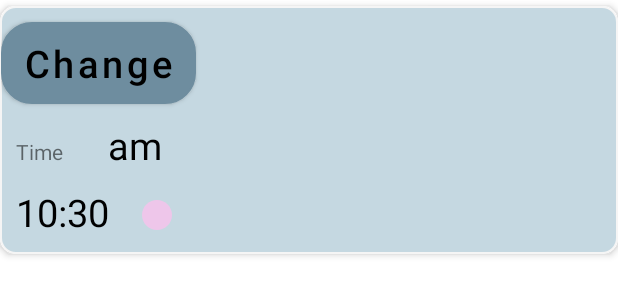
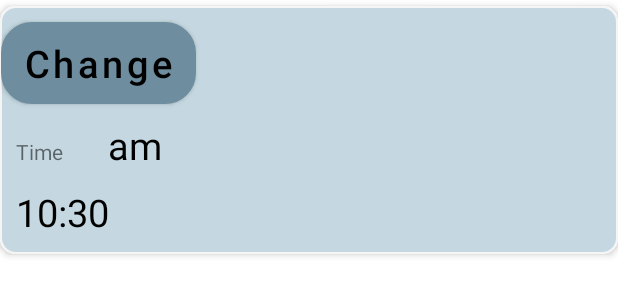
Before and after one commit to Huyenhuynhh/RealNum, an Android app: the layout item_blood_glucose.xml on its own in the app's theme, with its tools: preview values and no code run, on a phone screen of 412 x 824 dp. Shown: the top 300 px of the screen. Run offline under Robolectric (Android 15) with nearby library versions, the phone set to English and light mode, and no system bars.

Commit message:
update ui

```diff
--- a/app/src/main/res/layout/item_blood_glucose.xml
+++ b/app/src/main/res/layout/item_blood_glucose.xml
@@ -64,14 +64,14 @@
                 android:id="@+id/avtime"
                 android:layout_marginLeft="10dp"
                 android:layout_marginTop="10dp" />
+
             <ImageView
+                android:id="@+id/avmealStatus"
                 android:layout_width="wrap_content"
                 android:layout_height="wrap_content"
-                android:textColor="@color/black"
                 android:layout_marginLeft="20dp"
                 android:layout_marginTop="17dp"
-                android:id="@+id/avmealStatus"
-                android:src="@drawable/ic_baseline_circle" />
+                android:textColor="@color/black" />
         </LinearLayout>
 
     </LinearLayout>
```
